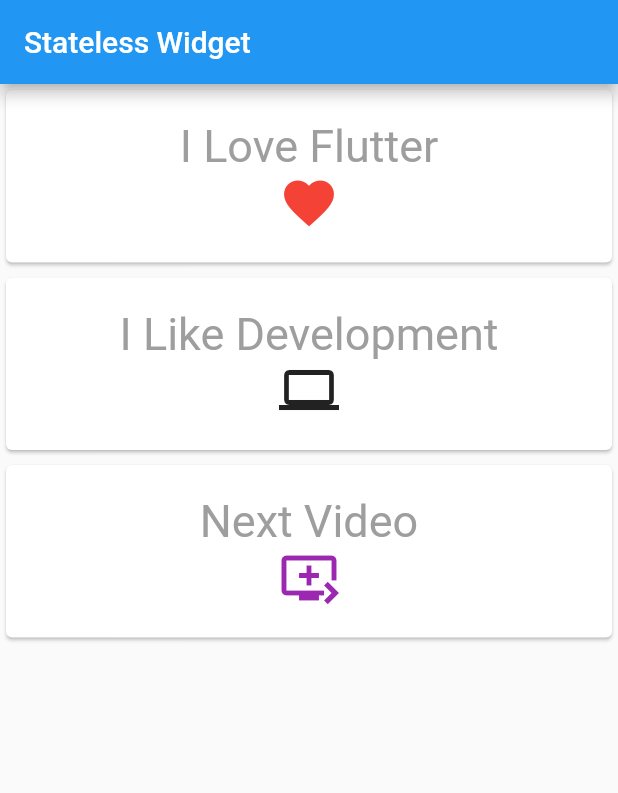
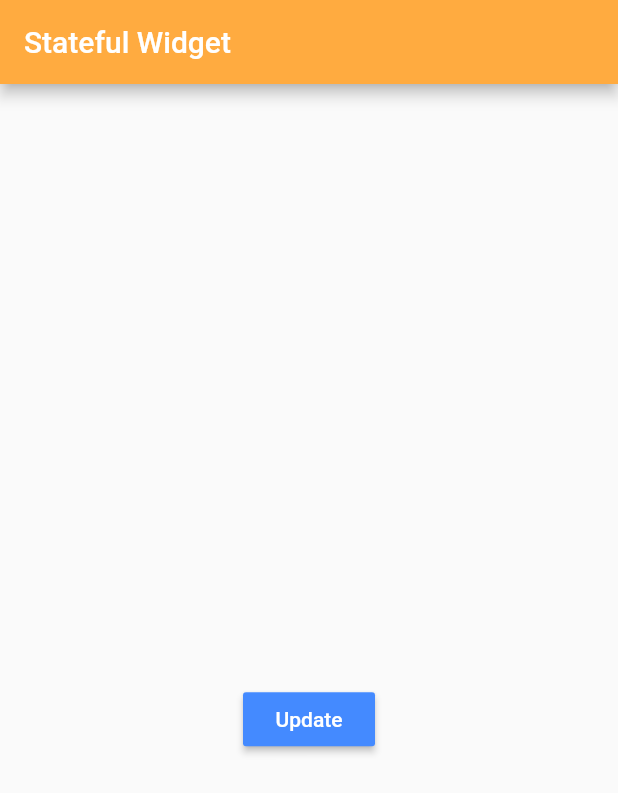
Before and after one commit to JKBustillo/first-app-fluttler, a Flutter app: the screen it shows after launch, on a phone screen of 412 x 824 dp. Shown: the top 793 px of the screen. Run offline on Flutter 3.47's test engine with Material 2 defaults, Android fonts, the phone set to English and light mode, and no system bars.

Commit message:
feat: simple use of a stateful widget

```diff
--- a/lib/main.dart
+++ b/lib/main.dart
@@ -1,31 +1,44 @@
 import 'package:flutter/material.dart';
+import 'dart:math';
 
 void main() {
   runApp(new MaterialApp(
-    home: MyApp(),
+    home: MyButton(),
   ));
 }
 
-class MyApp extends StatelessWidget {
+class MyButton extends StatefulWidget {
+  @override
+  _MyButtonState createState() => new _MyButtonState();
+}
+
+class _MyButtonState extends State<MyButton> {
+  String text = "";
+
+  void onPressButton() {
+    setState(() {
+      text = new Random().nextInt(100).toString();
+    });
+  }
   @override
   Widget build(BuildContext context) {
-    final double iconSize = 40.0;
-    final TextStyle textStyle = new TextStyle(
-      color: Colors.grey,
-      fontSize: 30.0
-    );
     return new Scaffold(
       appBar: new AppBar(
-        title: new Text("Stateless Widget")
+        title: new Text("Stateful Widget"),
+        backgroundColor: Colors.orangeAccent,
       ),
       body: new Container(
-        child: Center(
-          child: new Column(
-            crossAxisAlignment: CrossAxisAlignment.stretch,
+        child: new Center(
+          child: Column(
+            mainAxisAlignment: MainAxisAlignment.center,
             children: <Widget>[
-              new MyCard(title: new Text("I Love Flutter", style: textStyle), icon: new Icon(Icons.favorite, size: iconSize, color: Colors.red)),
-              new MyCard(title: new Text("I Like Development", style: textStyle), icon: new Icon(Icons.computer, size: iconSize)),
-              new MyCard(title: new Text("Next Video", style: textStyle), icon: new Icon(Icons.queue_play_next, size: iconSize, color: Colors.purple))
+              new Text(text, style: new TextStyle(fontSize: 50.0)),
+              new Padding(padding: new EdgeInsets.all(10.0)),
+              new RaisedButton(
+                child: new Text("Update", style: new TextStyle(color: Colors.white)),
+                color: Colors.blueAccent,
+                onPressed: onPressButton,
+              )
             ],
           ),
         )
@@ -33,25 +46,3 @@
     );
   }
 }
-
-class MyCard extends StatelessWidget {
-  final Widget title;
-  final Widget icon;
-
-  MyCard({this.title, this.icon});
-
-  @override
-  Widget build(BuildContext context) {
-    return Container(
-      padding: const EdgeInsets.only(bottom: 2.0),
-      child: new Card(
-        child: new Container(
-          padding: const EdgeInsets.all(20.0),
-          child: Column (
-            children: <Widget>[this.title, this.icon],
-          ),
-        )
-      ),
-    );
-  }
-}
```
